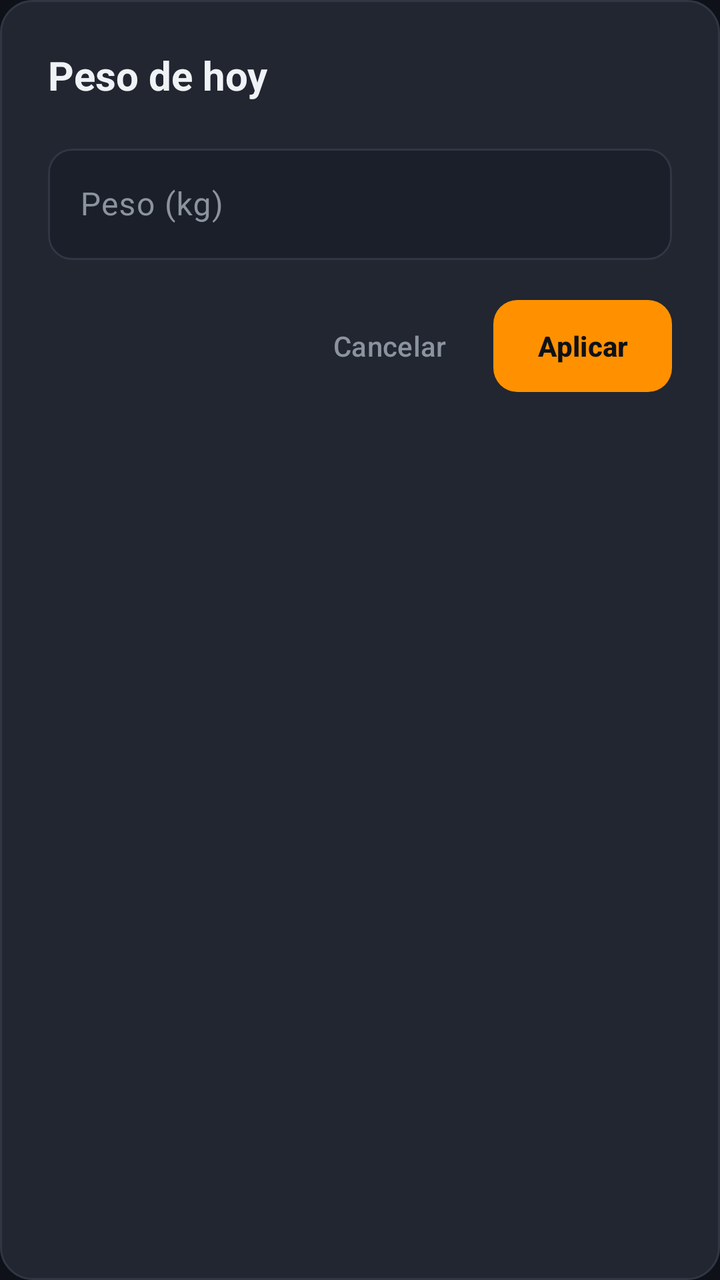
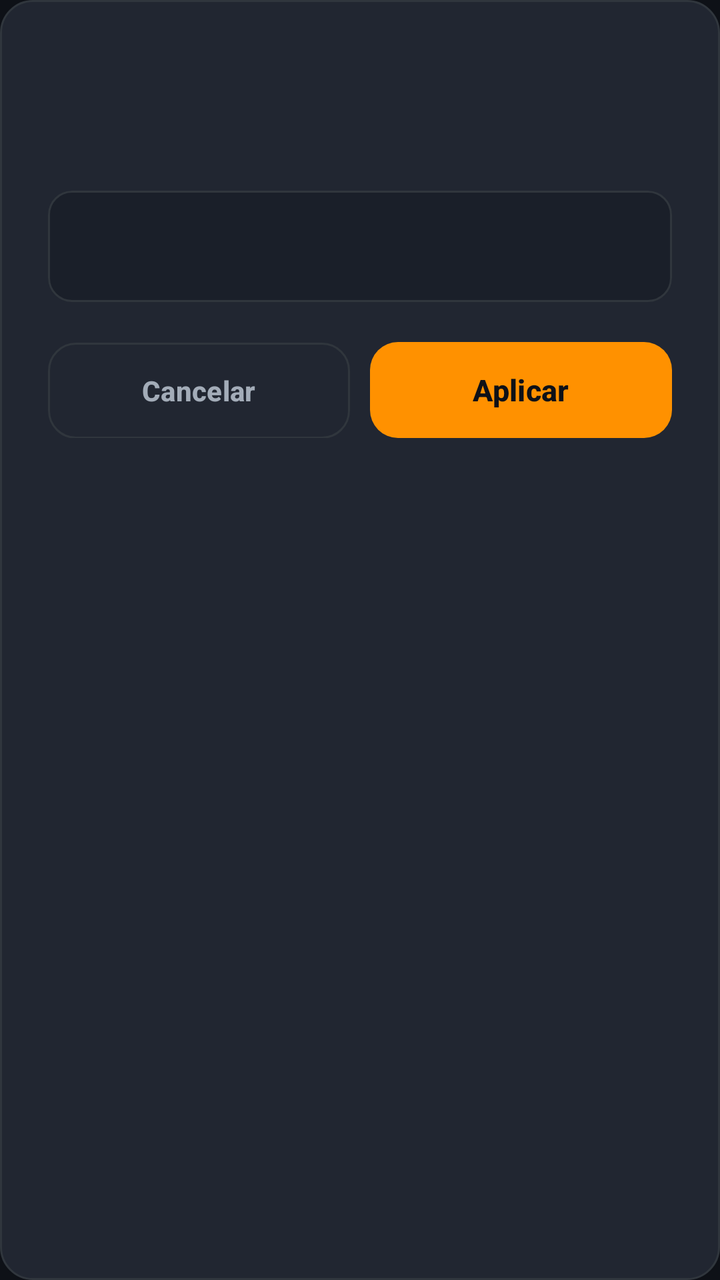

Two renders of the same Android screen: before a commit and after it. Below are the layout's source before the change and the commit's diff.
<!-- AndroidManifest.xml: application theme Theme.ATLAS -->
<!-- res/layout/dialog_edit_weight.xml -->
<?xml version="1.0" encoding="utf-8"?>
<LinearLayout xmlns:android="http://schemas.android.com/apk/res/android"
    xmlns:app="http://schemas.android.com/apk/res-auto"
    android:layout_width="match_parent"
    android:layout_height="wrap_content"
    android:background="@drawable/bg_card_dark"
    android:orientation="vertical"
    android:padding="24dp">

    <TextView
        android:layout_width="wrap_content"
        android:layout_height="wrap_content"
        android:text="@string/progress_edit_weight_title"
        android:textColor="@color/text_primary"
        android:textSize="20sp"
        android:textStyle="bold" />

    <com.google.android.material.textfield.TextInputLayout
        android:id="@+id/tilExactWeight"
        style="@style/Atlas.TextInputLayout"
        android:layout_width="match_parent"
        android:layout_height="wrap_content"
        android:layout_marginTop="18dp"
        android:hint="@string/progress_edit_weight_hint"
        app:suffixText="kg"
        app:suffixTextColor="@color/text_secondary">

        <com.google.android.material.textfield.TextInputEditText
            android:id="@+id/etExactWeight"
            android:layout_width="match_parent"
            android:layout_height="wrap_content"
            android:imeOptions="actionDone"
            android:inputType="numberDecimal"
            android:maxLines="1"
            android:textColor="@color/text_primary"
            android:textColorHint="@color/text_muted" />
    </com.google.android.material.textfield.TextInputLayout>

    <LinearLayout
        android:layout_width="match_parent"
        android:layout_height="wrap_content"
        android:layout_marginTop="20dp"
        android:gravity="end"
        android:orientation="horizontal">

        <com.google.android.material.button.MaterialButton
            android:id="@+id/btnCancelExactWeight"
            style="@style/Widget.Material3.Button.TextButton"
            android:layout_width="wrap_content"
            android:layout_height="46dp"
            android:insetTop="0dp"
            android:insetBottom="0dp"
            android:text="@string/routines_dialog_cancel"
            android:textColor="@color/text_secondary"
            android:textSize="14sp"
            app:cornerRadius="12dp" />

        <com.google.android.material.button.MaterialButton
            android:id="@+id/btnApplyExactWeight"
            android:layout_width="wrap_content"
            android:layout_height="46dp"
            android:layout_marginStart="8dp"
            android:insetTop="0dp"
            android:insetBottom="0dp"
            android:paddingHorizontal="22dp"
            android:text="@string/progress_edit_weight_save"
            android:textColor="@color/bg_dark"
            android:textSize="14sp"
            android:textStyle="bold"
            app:backgroundTint="@color/accent_orange"
            app:cornerRadius="12dp" />
    </LinearLayout>

</LinearLayout>
<!-- resources referenced by this layout -->
<resources>
  <color name="accent_orange">#FF9100</color>
  <color name="bg_dark">#0E1117</color>
  <color name="text_muted">#586069</color>
  <color name="text_primary">#F0F3F6</color>
  <color name="text_secondary">#8B949E</color>
  <!-- drawable bg_card_dark (drawable) -->
  <?xml version="1.0" encoding="utf-8"?>
  <shape xmlns:android="http://schemas.android.com/apk/res/android"
      android:shape="rectangle">
      <solid android:color="@color/surface_card" />
      <corners android:radius="16dp" />
      <stroke
          android:width="1dp"
          android:color="@color/surface_card_stroke" />
  </shape>
  <string name="progress_edit_weight_hint">Peso (kg)</string>
  <string name="progress_edit_weight_save">Aplicar</string>
  <string name="progress_edit_weight_title">Peso de hoy</string>
  <string name="routines_dialog_cancel">Cancelar</string>
  <style name="Atlas.TextInputLayout" parent="Widget.Material3.TextInputLayout.OutlinedBox">
          <item name="boxBackgroundColor">@color/surface_input</item>
          <item name="boxCornerRadiusTopStart">12dp</item>
          <item name="boxCornerRadiusTopEnd">12dp</item>
          <item name="boxCornerRadiusBottomStart">12dp</item>
          <item name="boxCornerRadiusBottomEnd">12dp</item>
          <item name="boxStrokeColor">@color/atlas_box_stroke</item>
          <item name="hintTextColor">@color/primary_neon</item>
          <item name="android:textColorHint">@color/text_secondary</item>
          <item name="errorTextColor">@color/accent_red</item>
          <item name="errorIconTint">@color/accent_red</item>
      </style>
  <style name="Theme.ATLAS" parent="Base.Theme.ATLAS" />
  <color name="surface_card">#212631</color>
  <color name="surface_card_stroke">#303644</color>
  <color name="surface_input">#1A1F29</color>
  <color name="primary_neon">#00E676</color>
  <color name="accent_red">#FF5252</color>
  <style name="Base.Theme.ATLAS" parent="Theme.Material3.DayNight.NoActionBar">
          <item name="colorPrimary">@color/primary_neon</item>
          <item name="colorOnPrimary">@color/bg_dark</item>
          <item name="colorSecondary">@color/accent_orange</item>
          <item name="android:windowBackground">@color/bg_dark</item>
          <item name="android:statusBarColor">@color/bg_dark</item>
          <item name="android:navigationBarColor">@color/surface_dark</item>
      </style>
  <color name="surface_dark">#161B22</color>
</resources>

<!-- the commit's change to res/layout/dialog_edit_weight.xml (unified diff, before → after) -->
@@ -8,12 +8,18 @@
     android:padding="24dp">
 
     <TextView
+        android:id="@+id/tvNumberTitle"
+        style="@style/Atlas.Text.Section"
         android:layout_width="wrap_content"
         android:layout_height="wrap_content"
-        android:text="@string/progress_edit_weight_title"
-        android:textColor="@color/text_primary"
-        android:textSize="20sp"
-        android:textStyle="bold" />
+        android:textSize="20sp" />
+
+    <TextView
+        android:id="@+id/tvNumberSubtitle"
+        style="@style/Atlas.Text.Body"
+        android:layout_width="match_parent"
+        android:layout_height="wrap_content"
+        android:layout_marginTop="2dp" />
 
     <com.google.android.material.textfield.TextInputLayout
         android:id="@+id/tilExactWeight"
@@ -21,8 +27,6 @@
         android:layout_width="match_parent"
         android:layout_height="wrap_content"
         android:layout_marginTop="18dp"
-        android:hint="@string/progress_edit_weight_hint"
-        app:suffixText="kg"
         app:suffixTextColor="@color/text_secondary">
 
         <com.google.android.material.textfield.TextInputEditText
@@ -40,35 +44,25 @@
         android:layout_width="match_parent"
         android:layout_height="wrap_content"
         android:layout_marginTop="20dp"
-        android:gravity="end"
         android:orientation="horizontal">
 
         <com.google.android.material.button.MaterialButton
             android:id="@+id/btnCancelExactWeight"
-            style="@style/Widget.Material3.Button.TextButton"
-            android:layout_width="wrap_content"
-            android:layout_height="46dp"
-            android:insetTop="0dp"
-            android:insetBottom="0dp"
+            style="@style/Atlas.Button.Outlined"
+            android:layout_width="0dp"
+            android:layout_height="48dp"
+            android:layout_weight="1"
             android:text="@string/routines_dialog_cancel"
-            android:textColor="@color/text_secondary"
-            android:textSize="14sp"
-            app:cornerRadius="12dp" />
+            android:textColor="@color/text_secondary" />
 
         <com.google.android.material.button.MaterialButton
             android:id="@+id/btnApplyExactWeight"
-            android:layout_width="wrap_content"
-            android:layout_height="46dp"
-            android:layout_marginStart="8dp"
-            android:insetTop="0dp"
-            android:insetBottom="0dp"
-            android:paddingHorizontal="22dp"
-            android:text="@string/progress_edit_weight_save"
-            android:textColor="@color/bg_dark"
-            android:textSize="14sp"
-            android:textStyle="bold"
-            app:backgroundTint="@color/accent_orange"
-            app:cornerRadius="12dp" />
+            style="@style/Atlas.Button.Primary"
+            android:layout_width="0dp"
+            android:layout_height="48dp"
+            android:layout_marginStart="10dp"
+            android:layout_weight="1"
+            android:text="@string/progress_edit_weight_save" />
     </LinearLayout>
 
 </LinearLayout>
<!-- resource entries referenced after the edit -->
@@ -2,9 +2,9 @@
 <resources>
   <color name="accent_orange">#FF9100</color>
   <color name="bg_dark">#0E1117</color>
-  <color name="text_muted">#586069</color>
+  <color name="text_muted">#858F9C</color>
   <color name="text_primary">#F0F3F6</color>
-  <color name="text_secondary">#8B949E</color>
+  <color name="text_secondary">#A3ACB8</color>
   <!-- drawable bg_card_dark (drawable) -->
   <?xml version="1.0" encoding="utf-8"?>
   <shape xmlns:android="http://schemas.android.com/apk/res/android"
@@ -15,10 +15,37 @@
           android:width="1dp"
           android:color="@color/surface_card_stroke" />
   </shape>
-  <string name="progress_edit_weight_hint">Peso (kg)</string>
   <string name="progress_edit_weight_save">Aplicar</string>
-  <string name="progress_edit_weight_title">Peso de hoy</string>
   <string name="routines_dialog_cancel">Cancelar</string>
+  <style name="Atlas.Button.Outlined" parent="Widget.Material3.Button.OutlinedButton">
+          <item name="android:minHeight">48dp</item>
+          <item name="android:insetTop">0dp</item>
+          <item name="android:insetBottom">0dp</item>
+          <item name="android:textColor">@color/text_primary</item>
+          <item name="android:textSize">14sp</item>
+          <item name="android:textStyle">bold</item>
+          <item name="strokeColor">@color/surface_card_stroke</item>
+          <item name="cornerRadius">14dp</item>
+      </style>
+  <style name="Atlas.Button.Primary" parent="Widget.Material3.Button">
+          <item name="android:minHeight">52dp</item>
+          <item name="android:insetTop">0dp</item>
+          <item name="android:insetBottom">0dp</item>
+          <item name="android:textColor">@color/bg_dark</item>
+          <item name="android:textSize">15sp</item>
+          <item name="android:textStyle">bold</item>
+          <item name="backgroundTint">@color/accent_orange</item>
+          <item name="cornerRadius">14dp</item>
+      </style>
+  <style name="Atlas.Text.Body">
+          <item name="android:textColor">@color/text_secondary</item>
+          <item name="android:textSize">14sp</item>
+      </style>
+  <style name="Atlas.Text.Section">
+          <item name="android:textColor">@color/text_primary</item>
+          <item name="android:textSize">17sp</item>
+          <item name="android:textStyle">bold</item>
+      </style>
   <style name="Atlas.TextInputLayout" parent="Widget.Material3.TextInputLayout.OutlinedBox">
           <item name="boxBackgroundColor">@color/surface_input</item>
           <item name="boxCornerRadiusTopStart">12dp</item>
@@ -33,7 +60,7 @@
       </style>
   <style name="Theme.ATLAS" parent="Base.Theme.ATLAS" />
   <color name="surface_card">#212631</color>
-  <color name="surface_card_stroke">#303644</color>
+  <color name="surface_card_stroke">#30363D</color>
   <color name="surface_input">#1A1F29</color>
   <color name="primary_neon">#00E676</color>
   <color name="accent_red">#FF5252</color>
